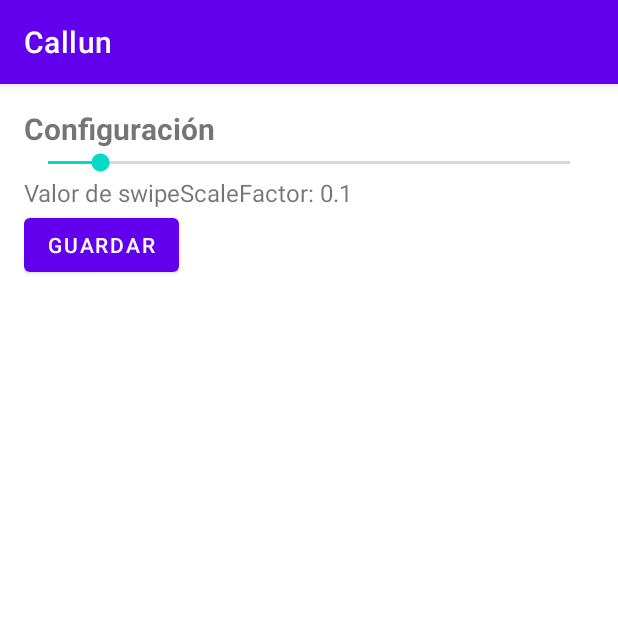
After one commit to pariaslab/callun, an Android app: the SettingsActivity screen opened directly, with no data from a screen before it, on a phone screen of 412 x 824 dp, the top half of it. The commit adds this screen. Run offline under Robolectric (Android 15) with nearby library versions, the phone set to English and light mode, and no system bars.

Commit message:
Added config button with swipe velocity

```diff
--- a/app/src/main/AndroidManifest.xml
+++ b/app/src/main/AndroidManifest.xml
@@ -13,6 +13,9 @@
         android:theme="@style/Theme.Callun"
         tools:targetApi="31">
         <activity
+            android:name="com.pariaslab.callun.SettingsActivity"
+            android:exported="false" />
+        <activity
             android:name="com.pariaslab.callun.MainActivity"
             android:exported="true">
             <intent-filter>
--- /dev/null
+++ b/app/src/main/java/com/pariaslab/callun/SettingsActivity.kt
@@ -0,0 +1,61 @@
+package com.pariaslab.callun
+
+import android.app.Activity
+import android.content.Intent
+import android.os.Bundle
+import android.widget.Button
+import android.widget.SeekBar
+import android.widget.TextView
+import androidx.appcompat.app.AppCompatActivity
+import com.example.callun.R
+
+class SettingsActivity : AppCompatActivity() {
+    private lateinit var swipeScaleSeekBar: SeekBar
+    private lateinit var swipeScaleLabel: TextView
+
+    override fun onCreate(savedInstanceState: Bundle?) {
+        super.onCreate(savedInstanceState)
+        setContentView(R.layout.activity_settings)
+
+        swipeScaleSeekBar = findViewById(R.id.swipeScaleSeekBar)
+        swipeScaleLabel = findViewById(R.id.swipeScaleLabel)
+
+        val currentSwipeScaleFactor = intent.getFloatExtra(EXTRA_SWIPE_SCALE_FACTOR, DEFAULT_SWIPE_SCALE_FACTOR)
+        val currentSwipeScaleProgress = (currentSwipeScaleFactor * 100).toInt()
+        swipeScaleSeekBar.progress = currentSwipeScaleProgress
+
+        swipeScaleSeekBar.setOnSeekBarChangeListener(object : SeekBar.OnSeekBarChangeListener {
+            override fun onProgressChanged(seekBar: SeekBar?, progress: Int, fromUser: Boolean) {
+                val newSwipeScaleFactor = progress / 100f
+                swipeScaleLabel.text = "Valor de swipeScaleFactor: $newSwipeScaleFactor"
+            }
+
+            override fun onStartTrackingTouch(seekBar: SeekBar?) {
+                // No se requiere ninguna acción al iniciar el seguimiento del SeekBar
+            }
+
+            override fun onStopTrackingTouch(seekBar: SeekBar?) {
+                val newSwipeScaleFactor = swipeScaleSeekBar.progress / 100f
+                val resultIntent = Intent().apply {
+                    putExtra(EXTRA_SWIPE_SCALE_FACTOR, newSwipeScaleFactor)
+                }
+                setResult(Activity.RESULT_OK, resultIntent)
+            }
+        })
+
+        val saveButton = findViewById<Button>(R.id.saveButton)
+        saveButton.setOnClickListener {
+            val newSwipeScaleFactor = swipeScaleSeekBar.progress / 100f
+            val resultIntent = Intent().apply {
+                putExtra(EXTRA_SWIPE_SCALE_FACTOR, newSwipeScaleFactor)
+            }
+            setResult(Activity.RESULT_OK, resultIntent)
+            finish() // Finalizar la actividad y regresar a MainActivity
+        }
+    }
+
+    companion object {
+        private const val DEFAULT_SWIPE_SCALE_FACTOR = 0.1f
+        const val EXTRA_SWIPE_SCALE_FACTOR = "extra_swipe_scale_factor"
+    }
+}
--- /dev/null
+++ b/app/src/main/res/layout/activity_settings.xml
@@ -0,0 +1,33 @@
+<?xml version="1.0" encoding="utf-8"?>
+<LinearLayout xmlns:android="http://schemas.android.com/apk/res/android"
+    android:layout_width="match_parent"
+    android:layout_height="match_parent"
+    android:orientation="vertical"
+    android:padding="16dp">
+
+    <TextView
+        android:layout_width="wrap_content"
+        android:layout_height="wrap_content"
+        android:text="Configuración"
+        android:textSize="20sp"
+        android:textStyle="bold" />
+
+    <SeekBar
+        android:id="@+id/swipeScaleSeekBar"
+        android:layout_width="match_parent"
+        android:layout_height="wrap_content"
+        android:max="100"
+        android:progress="10" />
+
+    <TextView
+        android:id="@+id/swipeScaleLabel"
+        android:layout_width="wrap_content"
+        android:layout_height="wrap_content"
+        android:text="Valor de swipeScaleFactor: 0.1"
+        android:textSize="16sp" />
+    <Button
+        android:id="@+id/saveButton"
+        android:layout_width="wrap_content"
+        android:layout_height="wrap_content"
+        android:text="Guardar" />
+</LinearLayout>
```
Also changed, not shown: app/src/main/java/com/pariaslab/callun/MainActivity.kt (+34 -1 lines), app/src/main/res/layout/activity_main.xml (+7 -0 lines).
